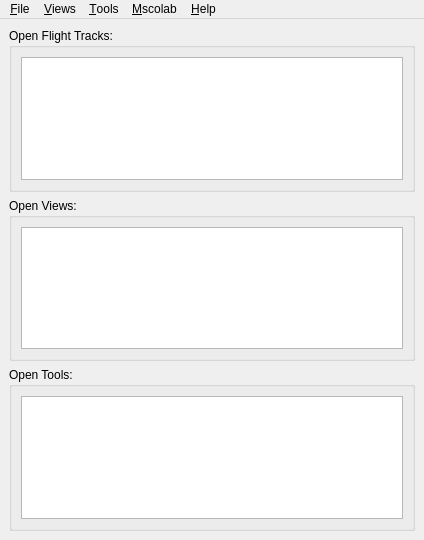
Above: mslib/msui/ui/ui_mainwindow.ui from Open-MSS/MSS before the change. Below: the same form after it.
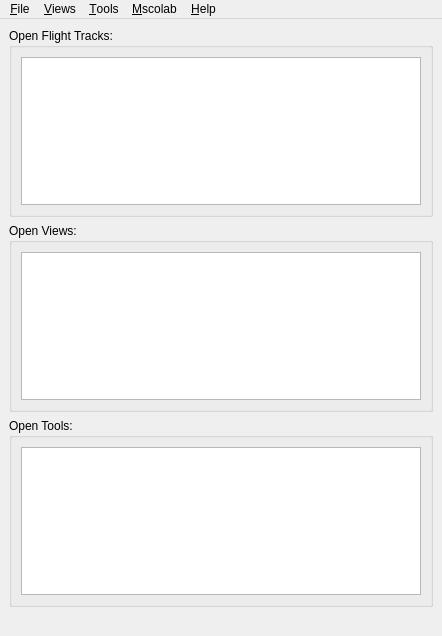
That is the form after the change.

```diff
--- a/mslib/msui/ui/ui_mainwindow.ui
+++ b/mslib/msui/ui/ui_mainwindow.ui
@@ -6,8 +6,8 @@
    <rect>
     <x>0</x>
     <y>0</y>
-    <width>424</width>
-    <height>540</height>
+    <width>442</width>
+    <height>636</height>
    </rect>
   </property>
   <property name="windowTitle">
@@ -86,6 +86,13 @@
       </layout>
      </widget>
     </item>
+    <item>
+     <widget class="QLabel" name="statusBar">
+      <property name="text">
+       <string/>
+      </property>
+     </widget>
+    </item>
    </layout>
   </widget>
   <widget class="QMenuBar" name="menubar">
@@ -93,8 +100,8 @@
     <rect>
      <x>0</x>
      <y>0</y>
-     <width>424</width>
-     <height>20</height>
+     <width>442</width>
+     <height>22</height>
     </rect>
    </property>
    <widget class="QMenu" name="menu_File">
```
